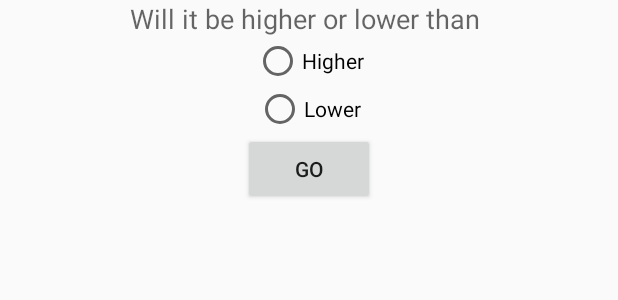
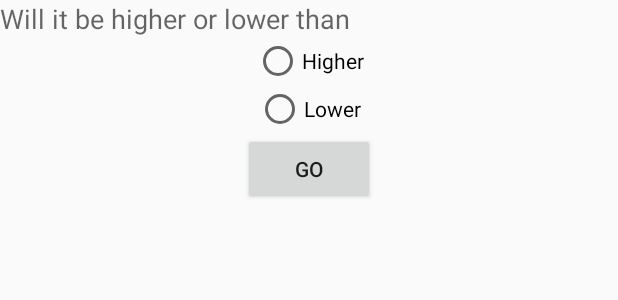
Before and after one commit to 3hraad/filter, an Android app: the layout dialog_high_low.xml on its own in the app's theme, with its tools: preview values and no code run, on a phone screen of 412 x 824 dp. Shown: the top 300 px of the screen. Run offline under Robolectric (Android 15) with nearby library versions, the phone set to English and light mode, and no system bars.

Commit message:
V1 compiled

```diff
--- a/filter/src/main/java/com/example/filter/HighLowDialog.java
+++ b/filter/src/main/java/com/example/filter/HighLowDialog.java
@@ -15,7 +15,6 @@ public class HighLowDialog extends Activity {
     public void onCreate(Bundle savedInstanceState) {
         super.onCreate(savedInstanceState);
         setContentView(R.layout.dialog_high_low);
-        final RadioGroup choice =(RadioGroup)findViewById(R.id.rgRound1);
         final RadioButton higher=(RadioButton)findViewById(R.id.rbHigh);
         final RadioButton lower=(RadioButton)findViewById(R.id.rbLow);
         TextView header= (TextView) findViewById(R.id.tvHighLowTitle);
--- a/filter/src/main/res/layout/dialog_high_low.xml
+++ b/filter/src/main/res/layout/dialog_high_low.xml
@@ -1,8 +1,12 @@
 <?xml version="1.0" encoding="utf-8"?>
 
-<RelativeLayout xmlns:android="http://schemas.android.com/apk/res/android"
+<LinearLayout xmlns:android="http://schemas.android.com/apk/res/android"
               android:layout_width="match_parent"
-                android:layout_height="match_parent">
+              android:layout_height="wrap_content"
+        android:orientation="vertical">
+    <LinearLayout
+            android:layout_width="match_parent"
+            android:layout_height="wrap_content">
 
         <TextView
                 android:layout_width="wrap_content"
@@ -10,8 +14,11 @@
                 android:textAppearance="?android:attr/textAppearanceMedium"
                 android:text="Will it be higher or lower than "
                 android:id="@+id/tvHighLowTitle"
-            android:layout_alignParentTop="true"
-            android:layout_centerHorizontal="true"/>
+                />
+    </LinearLayout>
+    <LinearLayout
+            android:layout_width="match_parent"
+            android:layout_height="wrap_content">
         <RadioGroup
                 android:layout_width="fill_parent"
                 android:layout_height="wrap_content"
@@ -39,4 +46,5 @@
                     android:id="@+id/bHLChoose"
                     android:layout_gravity="center_horizontal"/>
         </RadioGroup>
-</RelativeLayout>
+    </LinearLayout>
+</LinearLayout>
```
Also changed, not shown: filter/src/main/java/com/example/filter/GameActivity.java (+58 -15 lines), filter/src/main/res/layout/activity_game.xml (+4 -3 lines), filter/src/main/res/layout/activity_main.xml (+11 -3 lines), filter/src/main/res/layout/dialog_red_black.xml (+4 -3 lines). Lines whose indentation alone changed are shown as unchanged.
